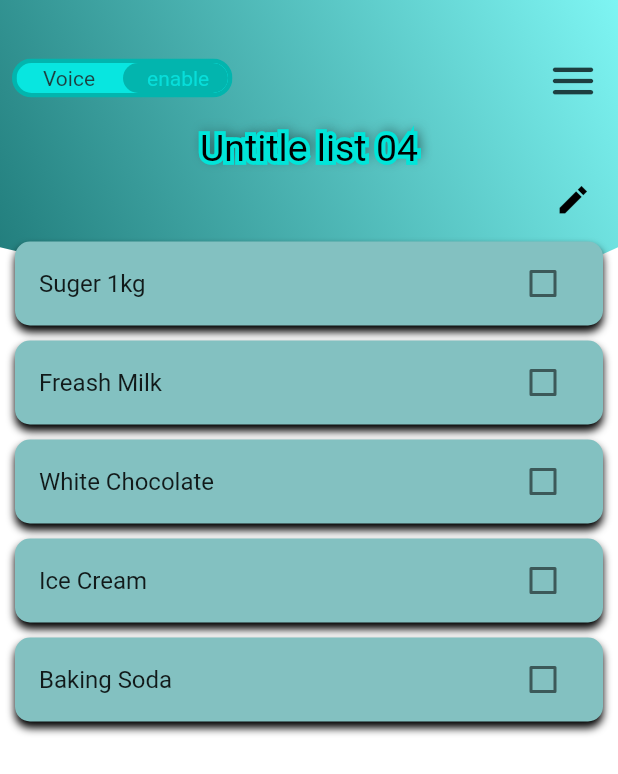
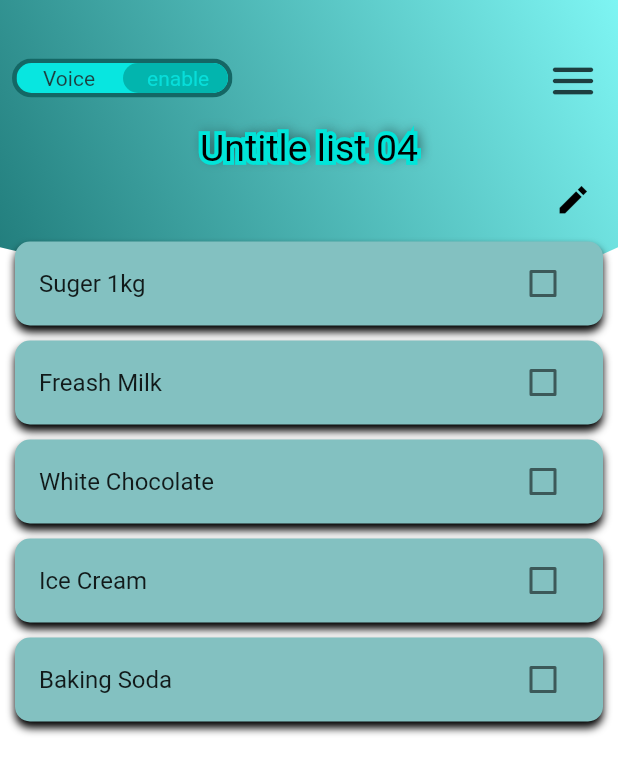
Before and after one commit to ListMe-MP/list_me, a Flutter app: the CheckList screen opened directly, after a tap on the "arrow forward" icon, on a phone screen of 412 x 824 dp. Shown: the top 774 px of the screen. Run offline on Flutter 3.47's test engine with Material 2 defaults, Android fonts, the phone set to English and light mode, and no system bars; drawn by our look-alikes of toggle_switch; our stand-ins replace another_flushbar, google_fonts, ionicons, smooth_page_indicator, syncfusion_flutter_charts; Roboto replaces fonts that are missing (Castoro).

Commit message:
color change

```diff
--- a/lib/components/top_bar.dart
+++ b/lib/components/top_bar.dart
@@ -21,7 +21,7 @@ class TopBar extends StatelessWidget {
           children: [
             Icon(
               item.icon,
-              color: Colors.black,
+              color: tc2,
               size: 20,
             ),
             const SizedBox(
@@ -40,7 +40,7 @@ class TopBar extends StatelessWidget {
         mainAxisAlignment: MainAxisAlignment.spaceBetween,
         children: [
           ToggleSwitch(
-            borderColor: [tc3],
+            borderColor: [tc2],
             minWidth: 70.0,
             minHeight: 20,
             cornerRadius: 20.0,
```
